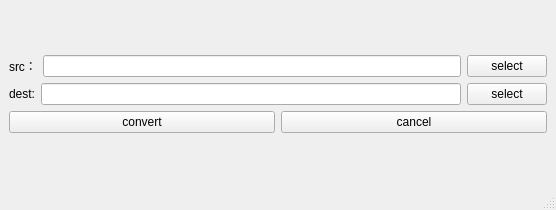
KarlChan11/convert_language, file ui/convert_lang.ui: the form before one commit.
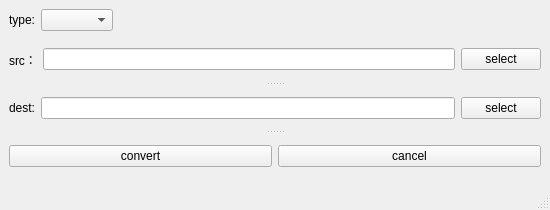
The form after the commit.

Commit message: add convert type

```diff
--- a/ui/convert_lang.ui
+++ b/ui/convert_lang.ui
@@ -6,7 +6,7 @@
    <rect>
     <x>0</x>
     <y>0</y>
-    <width>556</width>
+    <width>550</width>
     <height>210</height>
    </rect>
   </property>
@@ -14,10 +14,48 @@
    <string>convert language</string>
   </property>
   <widget class="QWidget" name="centralwidget">
-   <layout class="QGridLayout" name="gridLayout_2">
-    <item row="0" column="0">
      <layout class="QGridLayout" name="gridLayout">
       <item row="0" column="0">
+     <layout class="QHBoxLayout" name="horizontalLayout_4">
+      <item>
+       <widget class="QLabel" name="label_3">
+        <property name="text">
+         <string>type:</string>
+        </property>
+       </widget>
+      </item>
+      <item>
+       <widget class="QComboBox" name="cbType"/>
+      </item>
+      <item>
+       <spacer name="horizontalSpacer">
+        <property name="orientation">
+         <enum>Qt::Horizontal</enum>
+        </property>
+        <property name="sizeHint" stdset="0">
+         <size>
+          <width>40</width>
+          <height>20</height>
+         </size>
+        </property>
+       </spacer>
+      </item>
+     </layout>
+    </item>
+    <item row="1" column="0">
+     <widget class="QSplitter" name="splitter">
+      <property name="orientation">
+       <enum>Qt::Vertical</enum>
+      </property>
+      <widget class="QSplitter" name="splitter_2">
+       <property name="orientation">
+        <enum>Qt::Vertical</enum>
+       </property>
+       <widget class="QSplitter" name="splitter_3">
+        <property name="orientation">
+         <enum>Qt::Vertical</enum>
+        </property>
+        <widget class="QWidget" name="layoutWidget">
        <layout class="QHBoxLayout" name="horizontalLayout">
         <item>
          <widget class="QLabel" name="label">
@@ -37,8 +75,8 @@
          </widget>
         </item>
        </layout>
-      </item>
-      <item row="1" column="0">
+        </widget>
+        <widget class="QWidget" name="layoutWidget">
        <layout class="QHBoxLayout" name="horizontalLayout_2">
         <item>
          <widget class="QLabel" name="label_2">
@@ -58,8 +96,8 @@
          </widget>
         </item>
        </layout>
-      </item>
-      <item row="2" column="0">
+        </widget>
+        <widget class="QWidget" name="layoutWidget">
        <layout class="QHBoxLayout" name="horizontalLayout_3">
         <item>
          <widget class="QPushButton" name="btnConvert">
@@ -76,20 +114,12 @@
          </widget>
         </item>
        </layout>
-      </item>
-     </layout>
-    </item>
-   </layout>
-  </widget>
-  <widget class="QMenuBar" name="menubar">
-   <property name="geometry">
-    <rect>
-     <x>0</x>
-     <y>0</y>
-     <width>556</width>
-     <height>23</height>
-    </rect>
-   </property>
+        </widget>
+       </widget>
+      </widget>
+     </widget>
+    </item>
+   </layout>
   </widget>
   <widget class="QStatusBar" name="statusbar"/>
  </widget>
```
Lines whose indentation alone changed are shown as unchanged. The commit also changes 13 other files.
